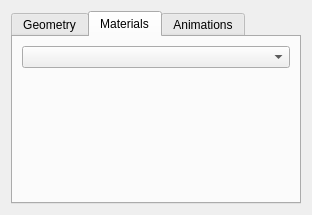
Qt form nodeitemdetailwidget/modelwidget/modelwidget.ui (nirjacobson/Sahara-Studio) before a commit.
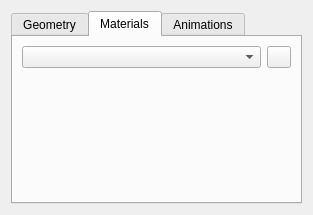
The same form after that commit. The open tabs and pages were chosen to show the change. Custom widgets are drawn as their Qt base class.

Diff of the .ui file:
```diff
--- a/nodeitemdetailwidget/modelwidget/modelwidget.ui
+++ b/nodeitemdetailwidget/modelwidget/modelwidget.ui
@@ -37,18 +37,31 @@
        <item row="0" column="0">
         <widget class="QComboBox" name="materialsComboBox"/>
        </item>
-       <item row="1" column="0">
+       <item row="0" column="1">
+        <widget class="QPushButton" name="addMaterialPushButton">
+         <property name="maximumSize">
+          <size>
+           <width>24</width>
+           <height>23</height>
+          </size>
+         </property>
+         <property name="text">
+          <string/>
+         </property>
+        </widget>
+       </item>
+       <item row="1" column="0" colspan="2">
         <widget class="MaterialWidget" name="materialWidget" native="true"/>
        </item>
-       <item row="2" column="0">
+       <item row="2" column="0" colspan="2">
         <spacer name="verticalSpacer">
          <property name="orientation">
           <enum>Qt::Vertical</enum>
          </property>
          <property name="sizeHint" stdset="0">
           <size>
-           <width>20</width>
-           <height>40</height>
+           <width>269</width>
+           <height>96</height>
           </size>
          </property>
         </spacer>
```
Left out of the diff: 4 changed lines with no effect on the pictures.
